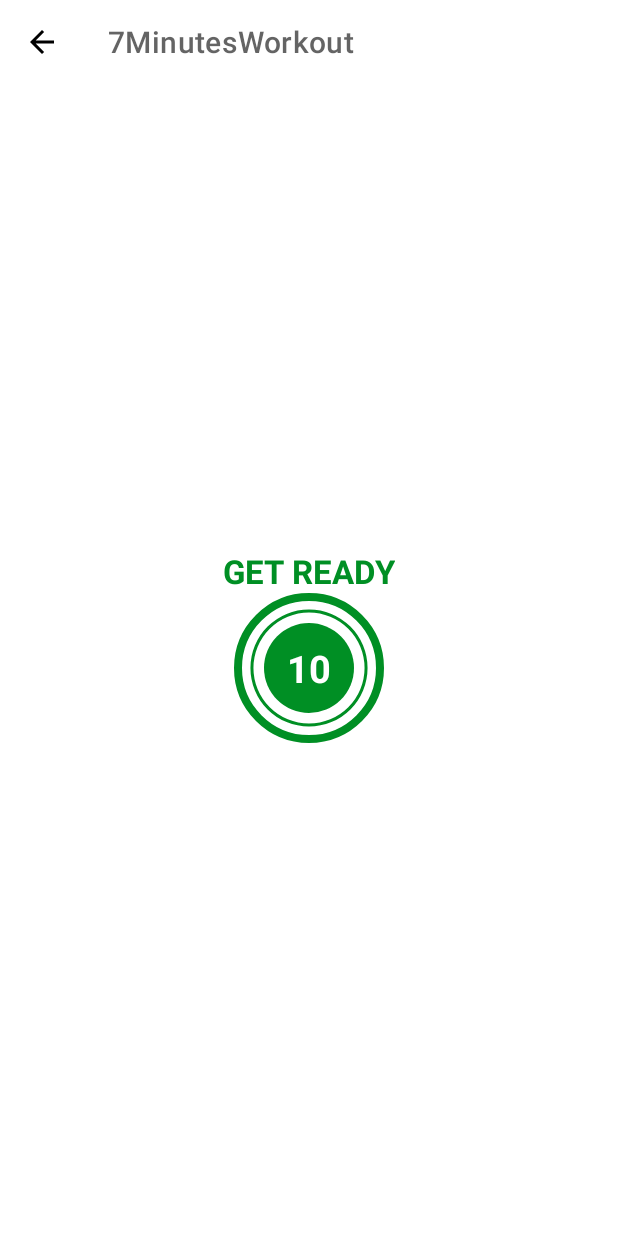
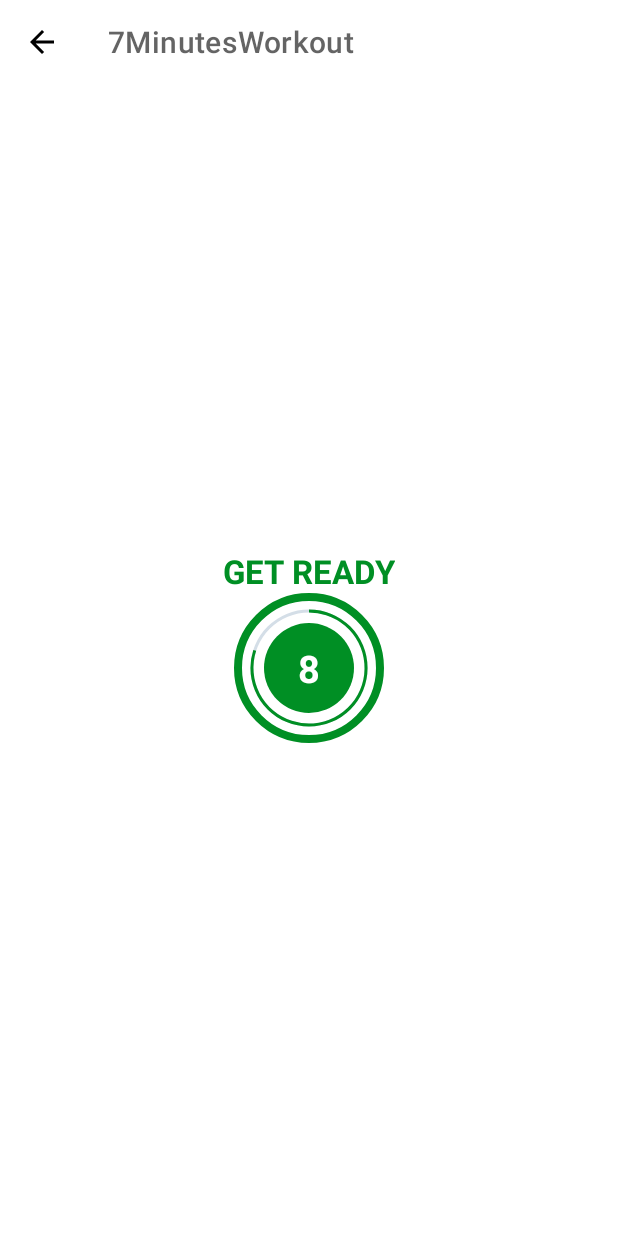
Before and after one commit to gamarmustafa/Udemy-Kotlin-Course, an Android app: the ExerciseActivity screen opened directly, with no data from a screen before it, on a phone screen of 412 x 824 dp. Run offline under Robolectric (Android 15) with nearby library versions, the phone set to English and light mode, and no system bars.

Commit message:
add rest and exercise timer functionality

```diff
--- a/7MinWorkoutApp/app/src/main/java/com/example/a7minutesworkout/ExerciseActivity.kt
+++ b/7MinWorkoutApp/app/src/main/java/com/example/a7minutesworkout/ExerciseActivity.kt
@@ -2,22 +2,102 @@
 
 import androidx.appcompat.app.AppCompatActivity
 import android.os.Bundle
+import android.os.CountDownTimer
+import android.view.View
+import android.widget.Toast
 import com.example.a7minutesworkout.databinding.ActivityExerciseBinding
 
+
 class ExerciseActivity : AppCompatActivity() {
-    private var binding : ActivityExerciseBinding? = null
+
+    private var binding: ActivityExerciseBinding? = null
+
+    private var restTimer: CountDownTimer? = null
+    private var restProgress = 0
+
+    private var exerciseTimer: CountDownTimer? = null
+    private var exerciseProgress = 0
+
     override fun onCreate(savedInstanceState: Bundle?) {
         super.onCreate(savedInstanceState)
         binding = ActivityExerciseBinding.inflate(layoutInflater)
         setContentView(binding?.root)
 
+        //toolbar
         setSupportActionBar(binding?.toolbarExercise)
-        if(supportActionBar != null ){
+        if (supportActionBar != null) {
             supportActionBar?.setDisplayHomeAsUpEnabled(true)
         }
         binding?.toolbarExercise?.setNavigationOnClickListener {
-                onBackPressed()
+            onBackPressed()
         }
+        setupRestView()
 
     }
+
+    private fun setupRestView() {
+
+        if (restTimer != null) {
+            restTimer?.cancel()
+            restProgress = 0
+        }
+        setRestProgressBar()
+    }
+    private fun setupExerciseView() {
+        binding?.flProgressBar?.visibility = View.INVISIBLE
+        binding?.tvTitle?.text = "EXERCISE"
+        binding?.flExerciseView?.visibility=View.VISIBLE
+        if (exerciseTimer != null) {
+            exerciseTimer?.cancel()
+            exerciseProgress = 0
+        }
+        setExerciseProgressBar()
+    }
+
+    private fun setRestProgressBar() {
+        binding?.progressBar?.progress = restProgress
+        restTimer = object : CountDownTimer(10000, 1000) {
+            override fun onTick(millisUntilFinished: Long) {
+                restProgress++
+                binding?.progressBar?.progress = 10 - restProgress
+                binding?.tvTimer?.text = (10 - restProgress).toString()
+            }
+
+            override fun onFinish() {
+                Toast.makeText(this@ExerciseActivity, "Now Exercise", Toast.LENGTH_SHORT).show()
+                setupExerciseView()
+            }
+        }.start()
+    }
+
+
+    private fun setExerciseProgressBar() {
+        binding?.progressBarExercise?.progress = exerciseProgress
+        restTimer = object : CountDownTimer(30000, 1000) {
+            override fun onTick(millisUntilFinished: Long) {
+                exerciseProgress++
+                binding?.progressBarExercise?.progress = 30 - exerciseProgress
+                binding?.tvTimerExercise?.text = (30 - exerciseProgress).toString()
+            }
+
+            override fun onFinish() {
+                Toast.makeText(this@ExerciseActivity, "30 seconds are over, now rest!", Toast.LENGTH_SHORT).show()
+            }
+        }.start()
+    }
+
+    override fun onDestroy() {
+        super.onDestroy()
+
+        if (restTimer != null) {
+            restTimer?.cancel()
+            restProgress = 0
+        }
+        if (exerciseTimer != null) {
+            exerciseTimer?.cancel()
+            exerciseProgress = 0
+        }
+        binding = null
+    }
+
 }
--- a/7MinWorkoutApp/app/src/main/res/drawable-v24/circular_progress_bar_gray.xml
+++ b/7MinWorkoutApp/app/src/main/res/drawable-v24/circular_progress_bar_gray.xml
@@ -5,7 +5,7 @@
             android:innerRadiusRatio="2.7"
             android:shape="ring"
             android:thicknessRatio="50.0"
-            android:useLevel="true">
+            android:useLevel="false">
             <solid android:color="#d4dee7"/>
         </shape>
 
--- a/7MinWorkoutApp/app/src/main/res/layout/activity_exercise.xml
+++ b/7MinWorkoutApp/app/src/main/res/layout/activity_exercise.xml
@@ -16,7 +16,6 @@
         app:titleTextColor="@color/colorPrimary" />
 
     <TextView
-        app:layout_constraintBottom_toTopOf="@id/flProgressBar"
         android:id="@+id/tvTitle"
         android:layout_width="wrap_content"
         android:layout_height="wrap_content"
@@ -24,6 +23,7 @@
         android:textColor="@color/colorAccent"
         android:textSize="22sp"
         android:textStyle="bold"
+        app:layout_constraintBottom_toTopOf="@id/flProgressBar"
         app:layout_constraintEnd_toEndOf="parent"
         app:layout_constraintStart_toStartOf="parent" />
 
@@ -44,26 +44,74 @@
             android:layout_width="100dp"
             android:layout_height="100dp"
             android:layout_gravity="center"
+            android:background="@drawable/circular_progress_bar_gray"
+            android:indeterminate="false"
             android:max="10"
-            android:background="@drawable/circular_progress_bar_gray"
+            android:progress="100"
             android:progressDrawable="@drawable/circular_progress_bar"
-            android:progress="100"
-            android:indeterminate="false"
-            android:rotation="-90"/>
+            android:rotation="-90" />
+
         <LinearLayout
             android:layout_width="60dp"
             android:layout_height="60dp"
             android:layout_gravity="center"
             android:background="@drawable/item_circular_color_accent_bg"
             android:gravity="center">
+
             <TextView
                 android:id="@+id/tvTimer"
                 android:layout_width="wrap_content"
                 android:layout_height="wrap_content"
+                android:text="10"
                 android:textColor="#ffffff"
                 android:textSize="25sp"
-                android:text="10"
-                android:textStyle="bold"/>
+                android:textStyle="bold" />
+
+        </LinearLayout>
+
+    </FrameLayout>
+
+    <FrameLayout
+        android:id="@+id/flExerciseView"
+        android:layout_width="100dp"
+        android:layout_height="100dp"
+        android:layout_marginTop="10dp"
+        android:background="@drawable/item_circular_color_accent_border"
+        android:visibility="gone"
+        app:layout_constraintBottom_toBottomOf="parent"
+        app:layout_constraintEnd_toEndOf="parent"
+        app:layout_constraintStart_toStartOf="parent"
+        app:layout_constraintTop_toBottomOf="@id/toolbarExercise"
+        tools:visibility="visible">
+
+        <ProgressBar
+            android:id="@+id/progressBarExercise"
+            style="?android:attr/progressBarStyleHorizontal"
+            android:layout_width="100dp"
+            android:layout_height="100dp"
+            android:layout_gravity="center"
+            android:background="@drawable/circular_progress_bar_gray"
+            android:indeterminate="false"
+            android:max="30"
+            android:progress="300"
+            android:progressDrawable="@drawable/circular_progress_bar"
+            android:rotation="-90" />
+
+        <LinearLayout
+            android:layout_width="60dp"
+            android:layout_height="60dp"
+            android:layout_gravity="center"
+            android:background="@drawable/item_circular_color_accent_bg"
+            android:gravity="center">
+
+            <TextView
+                android:id="@+id/tvTimerExercise"
+                android:layout_width="wrap_content"
+                android:layout_height="wrap_content"
+                android:text="30"
+                android:textColor="#ffffff"
+                android:textSize="25sp"
+                android:textStyle="bold" />
 
         </LinearLayout>
 
```
